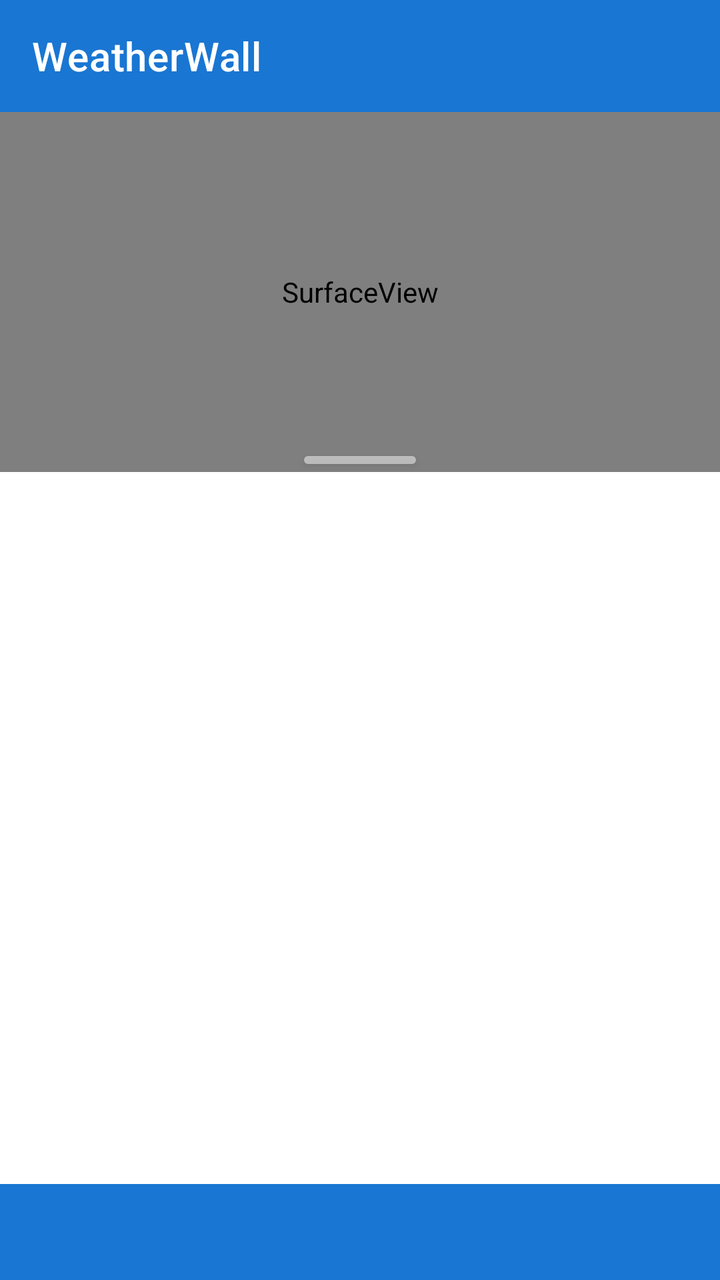
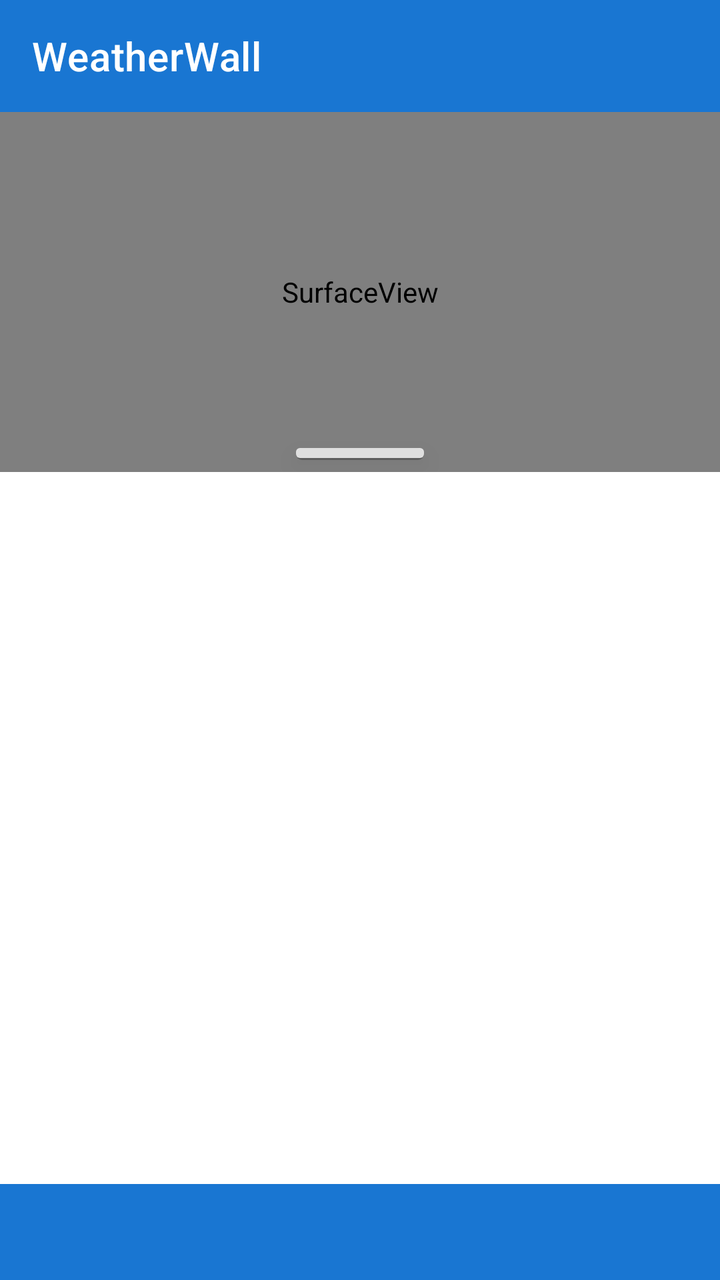

Compare the two renders of this Android layout. The source of the first and the diff that turns it into the second are given below.
<!-- AndroidManifest.xml: activity theme Theme.WeatherWall -->
<!-- res/layout/activity_main.xml -->
<?xml version="1.0" encoding="utf-8"?>
<LinearLayout xmlns:android="http://schemas.android.com/apk/res/android"
    xmlns:app="http://schemas.android.com/apk/res-auto"
    android:layout_width="match_parent"
    android:layout_height="match_parent"
    android:orientation="vertical">

    <com.google.android.material.appbar.MaterialToolbar
        android:id="@+id/toolbar"
        android:layout_width="match_parent"
        android:layout_height="?attr/actionBarSize"
        android:background="?attr/colorPrimary"
        app:title="@string/app_name"
        app:titleTextColor="@android:color/white" />

    
    <FrameLayout
        android:id="@+id/preview_container"
        android:layout_width="match_parent"
        android:layout_height="180dp">
        
        
        <SurfaceView
            android:id="@+id/preview_surface"
            android:layout_width="match_parent"
            android:layout_height="match_parent" />
        
        
        <View
            android:id="@+id/resize_handle"
            android:layout_width="match_parent"
            android:layout_height="32dp"
            android:layout_gravity="bottom"
            android:background="@android:color/transparent"
            android:clickable="true"
            android:focusable="true" />
        
        
        <View
            android:id="@+id/handle_indicator"
            android:layout_width="56dp"
            android:layout_height="4dp"
            android:layout_gravity="bottom|center_horizontal"
            android:layout_marginBottom="4dp"
            android:background="@drawable/handle_indicator"
            android:elevation="2dp" />
    </FrameLayout>

    
    <androidx.viewpager2.widget.ViewPager2
        android:id="@+id/view_pager"
        android:layout_width="match_parent"
        android:layout_height="0dp"
        android:layout_weight="1" />

    
    <com.google.android.material.tabs.TabLayout
        android:id="@+id/tab_layout"
        android:layout_width="match_parent"
        android:layout_height="wrap_content"
        android:background="?attr/colorPrimary"
        app:tabTextColor="@android:color/white"
        app:tabSelectedTextColor="@android:color/white"
        app:tabIndicatorColor="@android:color/white"
        app:tabMode="fixed"
        app:tabGravity="fill" />

</LinearLayout>
<!-- resources referenced by this layout -->
<resources>
  <!-- drawable handle_indicator (drawable) -->
  <?xml version="1.0" encoding="utf-8"?>
  <shape xmlns:android="http://schemas.android.com/apk/res/android"
      android:shape="rectangle">
      <solid android:color="#80FFFFFF" />
      <corners android:radius="2dp" />
  </shape>
  <string name="app_name">WeatherWall</string>
  <style name="Theme.WeatherWall" parent="Theme.MaterialComponents.DayNight.NoActionBar">
          <item name="colorPrimary">#1976D2</item>
          <item name="colorPrimaryDark">#1565C0</item>
          <item name="colorPrimaryVariant">#1565C0</item>
          <item name="colorOnPrimary">#FFFFFF</item>
          <item name="colorSecondary">#4fc3f7</item>
          <item name="colorSecondaryVariant">#03A9F4</item>
          <item name="colorOnSecondary">#000000</item>
          <item name="android:statusBarColor">?attr/colorPrimaryDark</item>
      </style>
</resources>

<!-- the commit's change to res/layout/activity_main.xml (unified diff, before → after) -->
@@ -15,35 +15,40 @@
 
     
     <FrameLayout
-        android:id="@+id/preview_container"
         android:layout_width="match_parent"
-        android:layout_height="180dp">
+        android:layout_height="wrap_content">
         
-        
-        <SurfaceView
-            android:id="@+id/preview_surface"
+        <FrameLayout
+            android:id="@+id/preview_container"
             android:layout_width="match_parent"
-            android:layout_height="match_parent" />
-        
-        
-        <View
-            android:id="@+id/resize_handle"
-            android:layout_width="match_parent"
-            android:layout_height="32dp"
-            android:layout_gravity="bottom"
-            android:background="@android:color/transparent"
-            android:clickable="true"
-            android:focusable="true" />
+            android:layout_height="180dp">
+            
+            
+            <SurfaceView
+                android:id="@+id/preview_surface"
+                android:layout_width="match_parent"
+                android:layout_height="match_parent" />
+            
+            
+            <View
+                android:id="@+id/resize_handle"
+                android:layout_width="match_parent"
+                android:layout_height="32dp"
+                android:layout_gravity="bottom"
+                android:background="@android:color/transparent"
+                android:clickable="true"
+                android:focusable="true" />
+        </FrameLayout>
         
         
         <View
             android:id="@+id/handle_indicator"
-            android:layout_width="56dp"
-            android:layout_height="4dp"
+            android:layout_width="64dp"
+            android:layout_height="6dp"
             android:layout_gravity="bottom|center_horizontal"
-            android:layout_marginBottom="4dp"
+            android:layout_marginBottom="6dp"
             android:background="@drawable/handle_indicator"
-            android:elevation="2dp" />
+            android:elevation="8dp" />
     </FrameLayout>
 
     
<!-- resource entries referenced after the edit -->
@@ -2,11 +2,22 @@
 <resources>
   <!-- drawable handle_indicator (drawable) -->
   <?xml version="1.0" encoding="utf-8"?>
-  <shape xmlns:android="http://schemas.android.com/apk/res/android"
-      android:shape="rectangle">
-      <solid android:color="#80FFFFFF" />
-      <corners android:radius="2dp" />
-  </shape>
+  <layer-list xmlns:android="http://schemas.android.com/apk/res/android">
+      
+      <item>
+          <shape android:shape="rectangle">
+              <solid android:color="#40000000" />
+              <corners android:radius="3dp" />
+          </shape>
+      </item>
+      
+      <item android:bottom="1dp" android:top="0dp">
+          <shape android:shape="rectangle">
+              <solid android:color="#CCFFFFFF" />
+              <corners android:radius="2dp" />
+          </shape>
+      </item>
+  </layer-list>
   <string name="app_name">WeatherWall</string>
   <style name="Theme.WeatherWall" parent="Theme.MaterialComponents.DayNight.NoActionBar">
           <item name="colorPrimary">#1976D2</item>
